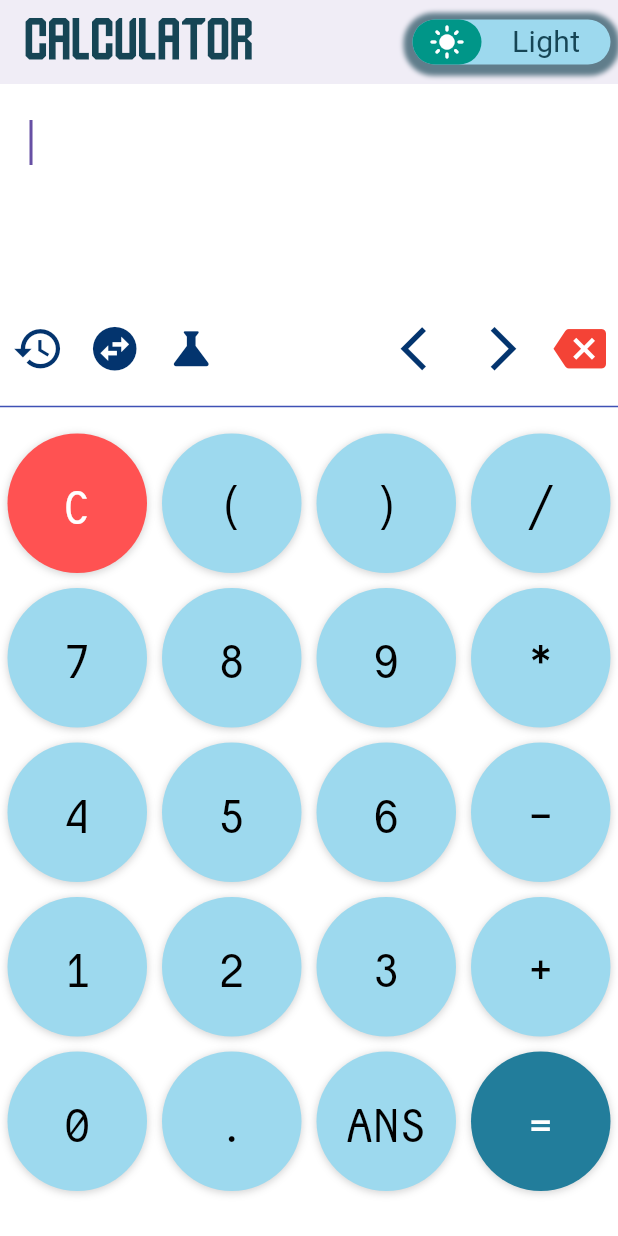
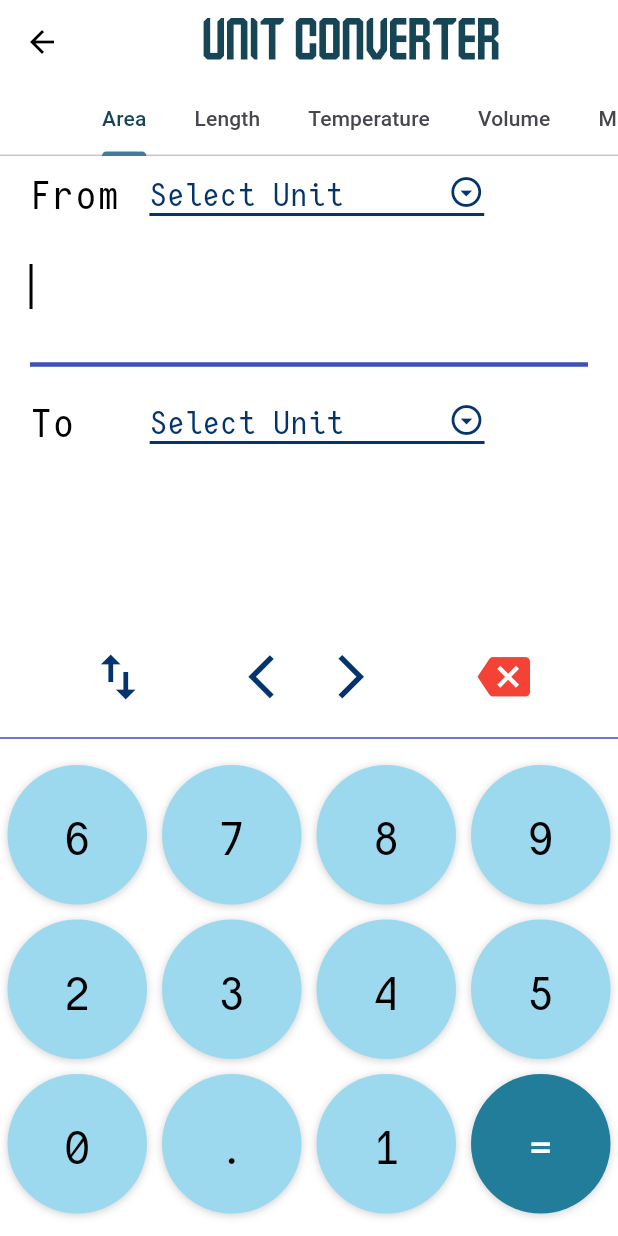
Before and after one commit to Moaz-Wahdan/Calculator, a Flutter app: the screen it shows after launch, after a tap on the "swap horizontal circle" icon, on a phone screen of 412 x 824 dp. Run offline on Flutter 3.47's test engine with Material 3 defaults, Android fonts, the phone set to English and light mode, and no system bars; drawn by our look-alikes of animated_toggle_switch; our stand-ins replace math_expressions.

Commit message:
Fifth Commit Unit Conv. Screen created linked to Simple Calc. Screen

```diff
--- a/lib/Converter_Logic/evaluateConversation.dart
+++ b/lib/Converter_Logic/evaluateConversation.dart
@@ -0,0 +1,366 @@
+import 'package:flutter/material.dart';
+import 'package:second_app/Buttons/buttonStyle.dart';
+
+class Unit extends StatefulWidget {
+  static const String routeName = "Calculator_Screen";
+  bool isLight ;
+  String unit_name   ;
+  List<String> units ;
+   Unit({super.key, required this.isLight , required this.unit_name , required this.units});
+
+  @override
+  State<Unit> createState() => _Unit();
+}
+
+class _Unit extends State<Unit> {
+  final TextEditingController _controller = TextEditingController();
+  String toValue = '', fromValue = '' ;
+  String selected1 = 'Select Unit' , selected2 = 'Select Unit';
+  String temp = '';
+  List<String> buttons = [
+    '6','7', '8', '9',
+    '2', '3','4', '5',
+    '0', '.', '1',  '='
+
+  ];
+
+  void _updateControllerText(String text) {
+    WidgetsBinding.instance.addPostFrameCallback((_) {
+      setState(() {
+        _controller.text = text;
+        _controller.selection = TextSelection.fromPosition(
+          TextPosition(offset: _controller.text.length),
+        );
+      });
+    });
+  }
+
+  @override
+  Widget build(BuildContext context) {
+    return Column(
+        children: [
+          Expanded(
+            child: Column(
+              children: [
+                Row(
+                  children: [
+                    SizedBox(width: 20,),
+                  Text('From' , style: TextStyle(fontSize: 25,fontFamily: 'Consola' ,color: widget.isLight ? Colors.black : Colors.white),),
+                 SizedBox(width: 20,),
+                 DropdownButton<String>(
+                    value: selected1,
+                    icon: Icon(Icons.arrow_drop_down_circle_outlined ,  color:  widget.isLight ?   Color(0xff03346E) : Color(0xff6EACDA),),
+                    iconSize: 24,
+                    elevation: 16,
+                    style: TextStyle(color:  widget.isLight ?   Color(0xff03346E) : Color(0xff6EACDA)),
+                    underline: Container(
+                    height: 2,
+                    color: widget.isLight ?   Color(0xff03346E) : Color(0xff6EACDA),
+                    ),
+                    onChanged: (String? newValue) {
+                    setState(() {
+                    selected1 = newValue! ;
+                    });
+                    },
+                    items: widget.units.map<DropdownMenuItem<String>>((String value) {
+                    return DropdownMenuItem<String>(
+                    value: value,
+                    child: Text(value,style: TextStyle(fontSize: 20,fontFamily: 'Consola')),
+                    );
+                    }).toList(),
+                    ),
+    ],
+    ),
+                Container(
+                  padding: EdgeInsets.fromLTRB(20, 15, 0, 15),
+                  alignment: Alignment.centerLeft,
+                  child: TextField(
+                    cursorColor:  widget.isLight ? Colors.black : Colors.white ,
+                    autofocus: true,
+                    controller: _controller,
+                    readOnly: true,
+                    showCursor: true,
+                    style: TextStyle(fontSize: 20.0, color:   widget.isLight ? Colors.black : Colors.white ),
+                    decoration: InputDecoration(
+                      border: InputBorder.none,
+                    ),
+                    onTap: () {
+                      _controller.selection = TextSelection.fromPosition(
+                        TextPosition(offset: _controller.text.length),
+                      );
+
+                    },
+                  ),
+                ),
+                SizedBox(height: 5),
+                Divider(color:  widget.isLight ?  Colors.indigo : Color(0xff6EACDA), indent: 20 , endIndent: 20, thickness: 3,),
+                SizedBox(height: 5),
+                Row(
+                  children: [
+                    SizedBox(width: 20,),
+                    Text('To' , style: TextStyle(fontSize: 25,fontFamily: 'Consola' ,color: widget.isLight ? Colors.black : Colors.white),),
+                    SizedBox(width: 50,),
+                    DropdownButton<String>(
+                      value: selected2,
+                      icon: Icon(Icons.arrow_drop_down_circle_outlined ,color: widget.isLight ?   Color(0xff03346E) : Color(0xff6EACDA),),
+                      iconSize: 24,
+                      elevation: 16,
+                      style: TextStyle(color:widget.isLight ?   Color(0xff03346E) : Color(0xff6EACDA)),
+                      underline: Container(
+                        height: 2,
+                        color: widget.isLight ?   Color(0xff03346E) : Color(0xff6EACDA),
+                      ),
+                      onChanged: (String? newValue) {
+                        setState(() {
+                          selected2 = newValue! ;
+                        });
+                      },
+                      items: widget.units.map<DropdownMenuItem<String>>((String value) {
+                        return DropdownMenuItem<String>(
+                          value: value,
+                          child: Text(value,style: TextStyle(fontSize: 20,fontFamily: 'Consola')),
+                        );
+                      }).toList(),
+                    ),
+                  ],
+                ),
+                Container(
+                  padding: EdgeInsets.fromLTRB(0, 15, 20, 15),
+                  alignment: Alignment.centerRight,
+                  child: Text(
+                    toValue,
+                    style: TextStyle(  fontSize: 30  ,  color:   widget.isLight ? Colors.black : Colors.white),
+                  ),
+                ),
+              ],
+            ),
+          ),
+          Container(
+            child: Row(
+              mainAxisAlignment: MainAxisAlignment.spaceEvenly,
+              children: [
+                IconButton(
+                    onPressed: (){
+                      setState(() {
+                        temp = selected1 ;
+                        selected1 = selected2 ;
+                        selected2 = temp ;
+                      });
+                    },
+                    icon: Icon(Icons.swap_vert , size: 40,),
+                    color:  widget.isLight ?   Color(0xff03346E) : Color(0xff6EACDA),
+                ),
+                Row(
+                  children: [
+                    IconButton(
+                      onPressed: () {
+                        setState(() {
+                          int cursorPos = _controller.selection.baseOffset;
+                          if (cursorPos > 0) {
+                            _controller.selection = TextSelection.fromPosition(
+                              TextPosition(offset: cursorPos - 1),
+                            );
+                          }
+                        });
+                      },
+                      icon: Icon(Icons.arrow_back_ios),
+                      color:  widget.isLight ?   Color(0xff03346E) : Color(0xff6EACDA),
+                      iconSize: 35,
+                    ),
+                    IconButton(
+                      onPressed: () {
+                        setState(() {
+                          int cursorPos = _controller.selection.baseOffset;
+                          if (cursorPos < _controller.text.length) {
+                            _controller.selection = TextSelection.fromPosition(
+                              TextPosition(offset: cursorPos + 1),
+                            );
+                          }
+                        });
+                      },
+                      icon: Icon(Icons.arrow_forward_ios),
+                      color:  widget.isLight ?   Color(0xff03346E) : Color(0xff6EACDA),
+                      iconSize: 35,
+                    ),
+                  ],
+                ),
+                IconButton(
+                  onPressed: () {
+                    setState(() {
+                      int cursorPos = _controller.selection.baseOffset;
+                      if (cursorPos > 0) {
+                        fromValue = fromValue.substring(0, cursorPos - 1) +
+                            fromValue.substring(cursorPos);
+                        _controller.text = fromValue;
+                        _controller.selection = TextSelection.fromPosition(
+                          TextPosition(offset: cursorPos - 1),
+                        );
+                      }
+                    });
+                  },
+                  icon: Icon(Icons.backspace),
+                  color: Colors.red,
+                  iconSize: 35,
+                ),
+              ],
+            ),
+          ),
+          SizedBox(height: 5),
+          Divider(color: Colors.indigo),
+          SizedBox(height: 5),
+          Expanded(
+            child: GridView.builder(
+              itemCount: buttons.length,
+              gridDelegate:
+              SliverGridDelegateWithFixedCrossAxisCount(crossAxisCount: 4),
+              itemBuilder: (BuildContext context, int index) {
+                /// Equal Button
+                 if (index == buttons.length - 1) {
+                  return Button(
+                    textButton: buttons[index],
+                    colorText: Colors.white,
+                    fontSize: 20,
+                    colorButton: Color(0xff227D9B),
+                    onClicked: () {
+                      setState(() {
+                        try {
+                          toValue = evaluateConversion( widget.unit_name, selected1 , selected2 ,fromValue);
+                        } catch (e) {
+                          toValue = 'Error';
+                        }
+                      });
+                    },
+                  );
+                }
+                /// Other Buttons
+                else {
+                  return Button(
+                    textButton: buttons[index],
+                    colorText:  widget.isLight ? Colors.black : Colors.white,
+                    fontSize: 20,
+                    colorButton:  widget.isLight ? Color(0xff9DD9EE) : Color(0xff164555),
+                    onClicked: () {
+                      setState(() {
+                        fromValue += buttons[index] ;
+                        _updateControllerText(fromValue);
+                      });
+                    },
+                  );
+                }
+              },
+            ),
+          ),
+        ],
+      )
+    ;
+  }
+}
+
+
+String evaluateConversion( String unitName, String from, String to, String value) {
+  print(from);
+  print(to);
+
+  if (from == 'Select Unit' || to == 'Select Unit') {
+    return 'Select units';
+  }else if (   (from == to)   ) {
+    return 'Select different units';
+  }else if (value == ''){
+    return 'Enter Value';
+  } else{
+    double inputValue = double.parse(value);
+    double resultValue = 0.0;
+
+    // Define conversion factors for different units
+    Map<String, Map<String, double>> conversionFactors = {
+      'Area': {
+        'Square Meters': 1.0,
+        'Square Kilometers': 1e-6,
+        'Acres': 0.000247105,
+        'Square Miles': 3.861e-7,
+        'Hectares': 1e-4,
+        'Square Feet': 10.7639,
+        'Square Yards': 1.19599,
+      },
+      'Length': {
+        'Millimeters': 1.0,
+        'Centimeters': 0.1,
+        'Meters': 0.001,
+        'Kilometers': 1e-6,
+        'Inches': 0.0393701,
+        'Feet': 0.00328084,
+        'Yards': 0.00109361,
+        'Miles': 6.2137e-7,
+        'Nautical Miles': 5.3996e-7,
+      },
+      'Temperature': {},
+      'Volume': {
+        'Liters': 1.0,
+        'Milliliters': 1000.0,
+        'Cubic Meters': 0.001,
+        'Cubic Feet': 0.0353147,
+        'Gallons': 0.264172,
+        'Pints': 2.11338,
+        'Cups': 4.16667,
+        'Fluid Ounces': 33.814,
+      },
+      'Mass': {
+        'Kilograms': 1.0,
+        'Grams': 1000.0,
+        'Pounds': 2.20462,
+        'Ounces': 35.274,
+        'Tons': 0.00110231,
+        'Stones': 0.157473,
+      },
+      'Data': {
+        'Bits': 1.0,
+        'Bytes': 0.125,
+        'Kilobytes': 0.00012207,
+        'Megabytes': 1.19209e-7,
+        'Gigabytes': 1.16415e-10,
+        'Terabytes': 1.13687e-13,
+        'Petabytes': 1.11022e-16,
+      },
+      'Speed': {
+        'Meters per second': 1.0,
+        'Kilometers per hour': 3.6,
+        'Miles per hour': 2.23694,
+        'Knots': 1.94384,
+        'Feet per second': 3.28084,
+      },
+      'Time': {
+        'Seconds': 1.0,
+        'Minutes': 1 / 60,
+        'Hours': 1 / 3600,
+        'Days': 1 / 86400,
+        'Weeks': 1 / 604800,
+        'Months': 1 / 2.628e+6,
+        'Years': 1 / 3.154e+7,
+      },
+    };
+
+    if (unitName == 'Temperature') {
+      // Handle temperature separately due to different formulas
+      if (from == 'Celsius' && to == 'Fahrenheit') {
+        resultValue = (inputValue * 9 / 5) + 32;
+      } else if (from == 'Fahrenheit' && to == 'Celsius') {
+        resultValue = (inputValue - 32) * 5 / 9;
+      } else if (from == 'Celsius' && to == 'Kelvin') {
+        resultValue = inputValue + 273.15;
+      } else if (from == 'Kelvin' && to == 'Celsius') {
+        resultValue = inputValue - 273.15;
+      } else if (from == 'Fahrenheit' && to == 'Kelvin') {
+        resultValue = (inputValue - 32) * 5 / 9 + 273.15;
+      } else if (from == 'Kelvin' && to == 'Fahrenheit') {
+        resultValue = (inputValue - 273.15) * 9 / 5 + 32;
+      }
+    } else {
+      // General conversion using conversion factors
+      double fromFactor = conversionFactors[unitName]?[from] ?? 1.0;
+      double toFactor = conversionFactors[unitName]?[to] ?? 1.0;
+      resultValue = inputValue / fromFactor * toFactor;
+    }
+
+    return resultValue.toString();
+  }
+}
--- a/lib/Screens/converterScreen.dart
+++ b/lib/Screens/converterScreen.dart
@@ -0,0 +1,232 @@
+import 'package:flutter/material.dart';
+import 'package:second_app/Converter_Logic/evaluateConversation.dart';
+
+class UnitConverter extends StatefulWidget {
+  bool isLight ;
+  UnitConverter({super.key , required this.isLight});
+  static const String routeName = "Unit_Converter_Screen";
+  List<String> areaUnits = [
+    'Select Unit',
+    'Square Meters',
+    'Square Kilometers',
+    'Acres',
+    'Square Miles',
+    'Hectares',
+    'Square Feet',
+    'Square Yards'
+  ];
+
+  List<String> lengthUnits = [
+    'Select Unit',
+    'Millimeters',
+    'Centimeters',
+    'Meters',
+    'Kilometers',
+    'Inches',
+    'Feet',
+    'Yards',
+    'Miles',
+    'Nautical Miles'
+  ];
+
+  List<String> temperatureUnits = [
+    'Select Unit',
+    'Celsius',
+    'Fahrenheit',
+    'Kelvin'
+  ];
+
+  List<String> volumeUnits = [
+    'Select Unit',
+    'Liters',
+    'Milliliters',
+    'Cubic Meters',
+    'Cubic Feet',
+    'Gallons',
+    'Pints',
+    'Cups',
+    'Fluid Ounces'
+  ];
+
+  List<String> massUnits = [
+    'Select Unit',
+    'Kilograms',
+    'Grams',
+    'Pounds',
+    'Ounces',
+    'Tons',
+    'Stones'
+  ];
+
+  List<String> dataUnits = [
+    'Select Unit',
+    'Bytes',
+    'Kilobytes',
+    'Megabytes',
+    'Gigabytes',
+    'Terabytes',
+    'Petabytes',
+    'Bits'
+  ];
+
+  List<String> speedUnits = [
+    'Select Unit',
+    'Meters per second',
+    'Kilometers per hour',
+    'Miles per hour',
+    'Knots',
+    'Feet per second'
+  ];
+
+  List<String> timeUnits = [
+    'Select Unit',
+    'Seconds',
+    'Minutes',
+    'Hours',
+    'Days',
+    'Weeks',
+    'Months',
+    'Years'
+  ];
+
+  @override
+  State<UnitConverter> createState() => _UnitConverterState();
+}
+
+class _UnitConverterState extends State<UnitConverter> {
+  List<String> areaUnits = [
+    'Select Unit',
+    'Square Meters',
+    'Square Kilometers',
+    'Acres',
+    'Square Miles',
+    'Hectares',
+    'Square Feet',
+    'Square Yards'
+  ];
+
+  List<String> lengthUnits = [
+    'Select Unit',
+    'Millimeters',
+    'Centimeters',
+    'Meters',
+    'Kilometers',
+    'Inches',
+    'Feet',
+    'Yards',
+    'Miles',
+    'Nautical Miles'
+  ];
+
+  List<String> temperatureUnits = [
+    'Select Unit',
+    'Celsius',
+    'Fahrenheit',
+    'Kelvin'
+  ];
+
+  List<String> volumeUnits = [
+    'Select Unit',
+    'Liters',
+    'Milliliters',
+    'Cubic Meters',
+    'Cubic Feet',
+    'Gallons',
+    'Pints',
+    'Cups',
+    'Fluid Ounces'
+  ];
+
+  List<String> massUnits = [
+    'Select Unit',
+    'Kilograms',
+    'Grams',
+    'Pounds',
+    'Ounces',
+    'Tons',
+    'Stones'
+  ];
+
+  List<String> dataUnits = [
+    'Select Unit',
+    'Bytes',
+    'Kilobytes',
+    'Megabytes',
+    'Gigabytes',
+    'Terabytes',
+    'Petabytes',
+    'Bits'
+  ];
+
+  List<String> speedUnits = [
+    'Select Unit',
+    'Meters per second',
+    'Kilometers per hour',
+    'Miles per hour',
+    'Knots',
+    'Feet per second'
+  ];
+
+  List<String> timeUnits = [
+    'Select Unit',
+    'Seconds',
+    'Minutes',
+    'Hours',
+    'Days',
+    'Weeks',
+    'Months',
+    'Years'
+  ];
+
+  @override
+  Widget build(BuildContext context) {
+    return DefaultTabController(
+      length: 8,
+      child: Scaffold(
+        appBar: AppBar(
+          iconTheme: IconThemeData(
+            color: widget.isLight ? Colors.black : Colors.white, // Set the back arrow color here
+          ),
+          title: Center(
+              child: Text(
+                'Unit Converter',
+                style: TextStyle(
+                  color: widget.isLight ?  Color(0xff164555) : Color(0xff9DD9EE),
+                  fontFamily: 'Armada',
+                  fontSize: 50,
+                ), ) ),
+          backgroundColor: widget.isLight? Colors.white70 : Colors.black87,
+          bottom: TabBar(
+            indicatorColor: widget.isLight ?  Color(0xff417d9b): Colors.white ,
+            labelColor: widget.isLight ?  Color(0xff164555): Colors.white ,
+            isScrollable: true,
+            tabs: [
+              Tab(text: 'Area' ,),
+              Tab(text: 'Length'),
+              Tab(text: 'Temperature'),
+              Tab(text: 'Volume'),
+              Tab(text: 'Mass'),
+              Tab(text: 'Data'),
+              Tab(text: 'Speed'),
+              Tab(text: 'Time'),
+            ],
+          ),
+        ),
+        body: TabBarView(
+          children: [
+            Unit(isLight: widget.isLight, unit_name: 'Area', units: areaUnits),
+            Unit(isLight: widget.isLight, unit_name: 'Length', units: lengthUnits),
+            Unit(isLight: widget.isLight, unit_name: 'Temperature', units: temperatureUnits),
+            Unit(isLight: widget.isLight, unit_name: 'Volume', units: volumeUnits),
+            Unit(isLight: widget.isLight, unit_name: 'Mass', units: massUnits),
+            Unit(isLight: widget.isLight, unit_name: 'Data', units: dataUnits),
+            Unit(isLight: widget.isLight, unit_name: 'Speed', units: speedUnits),
+            Unit(isLight: widget.isLight, unit_name: 'Time', units: timeUnits),
+
+          ],
+        ),
+        backgroundColor: widget.isLight ? Colors.white : Colors.black87,
+      ),
+    );
+  }
+}
--- a/lib/Screens/simpleCalculatorScreen.dart
+++ b/lib/Screens/simpleCalculatorScreen.dart
@@ -2,6 +2,7 @@ import 'package:animated_toggle_switch/animated_toggle_switch.dart';
 import 'package:math_expressions/math_expressions.dart';
 import 'package:flutter/material.dart';
 import 'package:second_app/Buttons/buttonStyle.dart';
+import 'package:second_app/Screens/converterScreen.dart';
 
 class Simple_Calculator extends StatefulWidget {
   static const String routeName = "Calculator_Screen";
@@ -98,6 +99,7 @@ class _Simple_CalculatorState extends State<Simple_Calculator> {
                 padding: EdgeInsets.fromLTRB(20, 15, 0, 15),
                 alignment: Alignment.centerLeft,
                 child: TextField(
+                  cursorColor: isLight ? Colors.black : Colors.white ,
                   autofocus: true,
                   controller: _controller,
                   readOnly: true,
@@ -137,7 +139,17 @@ class _Simple_CalculatorState extends State<Simple_Calculator> {
                       iconSize: 35,
                     ),
                     IconButton(
-                      onPressed: () {},
+                      onPressed: () {
+                        setState(() {
+                          Navigator.push(
+                            context,
+                            MaterialPageRoute(
+                              builder: (context) => UnitConverter(isLight: isLight,),
+                            ),
+                          );
+
+                        });
+                      },
                       icon: Icon(Icons.swap_horizontal_circle),
                       color: isLight ?   Color(0xff03346E) : Color(0xff6EACDA),
                       iconSize: 35,
@@ -297,16 +309,6 @@ class _Simple_CalculatorState extends State<Simple_Calculator> {
   }
 }
 
-bool IsOperator(String buttonText) {
-  return buttonText == '*' ||
-      buttonText == '/' ||
-      buttonText == '+' ||
-      buttonText == '-' ||
-      buttonText == '=' ||
-      buttonText == '(' ||
-      buttonText == ')';
-}
-
 double evaluateMathExpression(String expression) {
   Parser p = Parser();
   Expression exp = p.parse(expression);
--- a/lib/main.dart
+++ b/lib/main.dart
@@ -1,4 +1,5 @@
 import 'package:flutter/material.dart';
+import 'package:second_app/Screens/converterScreen.dart';
 import 'package:second_app/Screens/simpleCalculatorScreen.dart';
 import 'package:second_app/Screens/splashScreen.dart';
 
@@ -17,6 +18,14 @@ class MyApp extends StatelessWidget {
         Simple_Calculator.routeName : (buildContext) => Simple_Calculator(),
         SplashScreen.routeName : (buildContext)=>SplashScreen(),
       },
+      onGenerateRoute: (settings) {
+        if (settings.name == '/UnitConverter') {
+          final bool isLight = settings.arguments as bool ;
+          return MaterialPageRoute(
+            builder: (context) => UnitConverter(isLight: isLight),
+          );
+        }
+      },
       debugShowCheckedModeBanner: false,
     );
   }
```
